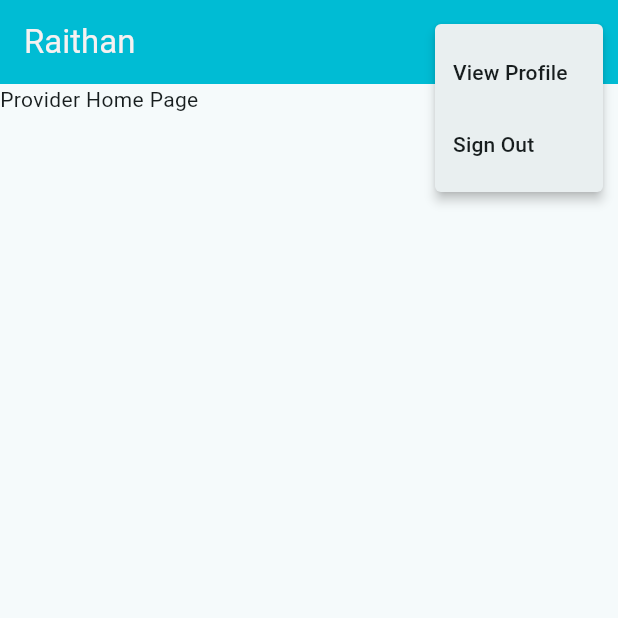
After one commit to Barabari-Project/Raithan-ServiceApp, a Flutter app: the screen it shows after launch, after a tap on the "more vert" icon, on a phone screen of 412 x 824 dp, the top half of it. The commit adds this screen. Run offline on Flutter 3.47's test engine with Material 3 defaults, Android fonts, the phone set to English and light mode, and no system bars; our stand-ins replace dotted_line, get, get_storage, google_fonts, image_picker, loading_animation_widget and 2 more; network calls fail; Roboto replaces fonts that are missing (Poppins).

Commit message:
feat :- initial profile UI changes

```diff
--- /dev/null
+++ b/lib/Onboarding/Presentation/Pages/provider_home.dart
@@ -0,0 +1,23 @@
+import 'package:flutter/material.dart';
+import 'package:get/get.dart';
+
+import '../../../common/custom_appbar.dart';
+import '../../../controller/profile_controller.dart';
+
+class ProviderHome extends GetView<ProfileController> {
+  ProviderHome({super.key}) {
+    Get.lazyPut(() => ProfileController());
+  }
+
+  @override
+  Widget build(BuildContext context) {
+    return Scaffold(
+      appBar: customAppBar("Raithan", context),
+      body: SingleChildScrollView(
+        child: Row(
+          children: [Container(child: Text("Provider Home Page"))],
+        ),
+      ),
+    );
+  }
+}
--- /dev/null
+++ b/lib/common/custom_appbar.dart
@@ -0,0 +1,60 @@
+
+import 'package:flutter/material.dart';
+import 'package:get/get.dart';
+import 'package:raithan_serviceapp/Utils/app_style.dart';
+import 'package:raithan_serviceapp/constants/routes/route_name.dart';
+import 'package:raithan_serviceapp/controller/profile_controller.dart';
+
+
+PreferredSizeWidget customAppBar(String title, BuildContext context,{TabBar? tabBar}  ) {
+  // String userStatus = Storage.readData(StorageEnums.status.name);
+  String currentRoute = Get.currentRoute;
+
+  return AppBar(
+    iconTheme: const IconThemeData(
+        color: white
+    ),
+    bottom: tabBar,
+    title: Text(
+      title,
+      style: const TextStyle(color: white),
+    ),
+    backgroundColor: Colors.cyan,
+    actions: [
+      Padding(
+        padding: const EdgeInsets.only(right: 10.0),
+        child: currentRoute==RouteName.profile ? GestureDetector(
+          onTap: () {
+            ProfileController profileController = Get.find();
+            profileController.isEditAllowed.value = !profileController.isEditAllowed.value;
+          },
+          child: const Icon(
+            Icons.edit,
+            color: white,
+          ),
+        ) : PopupMenuButton(
+            child: const Icon(
+              Icons.more_vert_sharp,
+              color: white,
+            ),
+            itemBuilder: (context) => [
+              // replace all routes with actual routes
+              PopupMenuItem(
+                enabled: true,
+                onTap: () {
+                  Get.toNamed(RouteName.profile);
+                },
+                child: const Text("View Profile"),
+              ),
+
+              PopupMenuItem(
+                onTap: () {
+                  print("logout");
+                },
+                child: const Text("Sign Out"),
+              ),
+            ]),
+      )
+    ],
+  );
+}
--- /dev/null
+++ b/lib/constants/routes/app_route.dart
@@ -0,0 +1,12 @@
+import 'package:get/get.dart';
+import 'package:raithan_serviceapp/Onboarding/Presentation/Pages/profile.dart';
+import 'package:raithan_serviceapp/Onboarding/Presentation/Pages/provider_home.dart';
+import 'package:raithan_serviceapp/constants/routes/route_name.dart';
+
+class AppRoutes {
+  static appRoutes() => [
+        GetPage(name: RouteName.splashScreen, page: () => ProviderHome()),
+        GetPage(name: RouteName.profile, page: () => Profile()),
+        GetPage(name: RouteName.provider_home, page: () => ProviderHome()),
+      ];
+}
--- /dev/null
+++ b/lib/constants/routes/route_name.dart
@@ -0,0 +1,5 @@
+class RouteName{
+  static const String provider_home = '/provider_home';
+  static const String profile = "/profile";
+  static const String splashScreen = "/";
+}
--- /dev/null
+++ b/lib/controller/profile_controller.dart
@@ -0,0 +1,60 @@
+
+
+import 'package:flutter/cupertino.dart';
+import 'package:flutter/material.dart';
+import 'package:get/get.dart';
+import 'package:image_picker/image_picker.dart';
+
+class ProfileController extends GetxController {
+
+  RxBool isEditAllowed = false.obs;
+  RxBool isProfileImageUpdated = false.obs;
+
+  final TextEditingController firstNameController = TextEditingController();
+  final TextEditingController lastNameController = TextEditingController();
+  final TextEditingController dobController = TextEditingController();
+  final TextEditingController imageController = TextEditingController();
+  final TextEditingController genderController = TextEditingController();
+
+  RxString profileImagePath = 'assets/images/farm-background.jpg'.obs;
+
+  Future<void> _pickImage(ImageSource source) async {
+    final ImagePicker picker = ImagePicker();
+    final XFile? pickedFile = await picker.pickImage(source: source);
+    if(pickedFile != null)
+      {
+        profileImagePath.value = pickedFile.path;
+        isProfileImageUpdated.value = true;
+      }
+  }
+
+
+  void showImageSourceDialog(BuildContext context) {
+    showModalBottomSheet(
+      context: context,
+      builder: (context) => SafeArea(
+        child: Wrap(
+          children: [
+            ListTile(
+              leading: const Icon(Icons.camera_alt),
+              title: const Text('Take a Photo'),
+              onTap: () {
+                Navigator.pop(context);
+                _pickImage(ImageSource.camera);
+              },
+            ),
+            ListTile(
+              leading: const Icon(Icons.photo_library),
+              title: const Text('Choose from Gallery'),
+              onTap: () {
+                Navigator.pop(context);
+                _pickImage(ImageSource.gallery);
+              },
+            ),
+          ],
+        ),
+      ),
+    );
+  }
+
+}
--- a/lib/main.dart
+++ b/lib/main.dart
@@ -1,9 +1,23 @@
 import 'package:flutter/material.dart';
-import 'package:raithan_serviceapp/Onboarding/Presentation/login.dart';
+import 'package:get/get.dart';
 import 'package:raithan_serviceapp/Onboarding/Presentation/registration.dart';
+import 'package:raithan_serviceapp/Utils/app_style.dart';
+import 'package:raithan_serviceapp/constants/routes/app_route.dart';
 
 void main() {
-  runApp(const MyApp());
+  runApp(
+    SafeArea(child: GetMaterialApp(  debugShowCheckedModeBanner: false,
+      getPages: AppRoutes.appRoutes(),
+      theme: ThemeData(
+          fontFamily: "Poppins",
+          colorScheme:
+          ColorScheme.fromSeed(seedColor: black),
+          appBarTheme:
+          const AppBarTheme(backgroundColor: black),
+          useMaterial3: true),
+    ),
+    )
+  );
 }
 
 class MyApp extends StatelessWidget {
--- a/pubspec.yaml
+++ b/pubspec.yaml
@@ -42,6 +42,8 @@ dependencies:
   image_picker: ^1.1.2
   shared_preferences: ^2.3.4
   loading_animation_widget: ^1.3.0
+  get: ^4.6.6
+  get_storage: ^2.1.1
 
 dev_dependencies:
   flutter_test:
@@ -69,7 +71,7 @@ flutter:
   #   - images/a_dot_burr.jpeg
   #   - images/a_dot_ham.jpeg
   assets:
-    - assets/svgs/
+    - assets/images/
 
   # An image asset can refer to one or more resolution-specific "variants", see
   # https://flutter.dev/to/resolution-aware-images
```
Also changed, not shown: lib/Onboarding/Presentation/Pages/profile.dart (added, +221 -0 lines), lib/Utils/app_dimensions.dart (added, +21 -0 lines), lib/Utils/storage.dart (added, +22 -0 lines), assets/images/farm-background.jpg (added), pubspec.lock.
